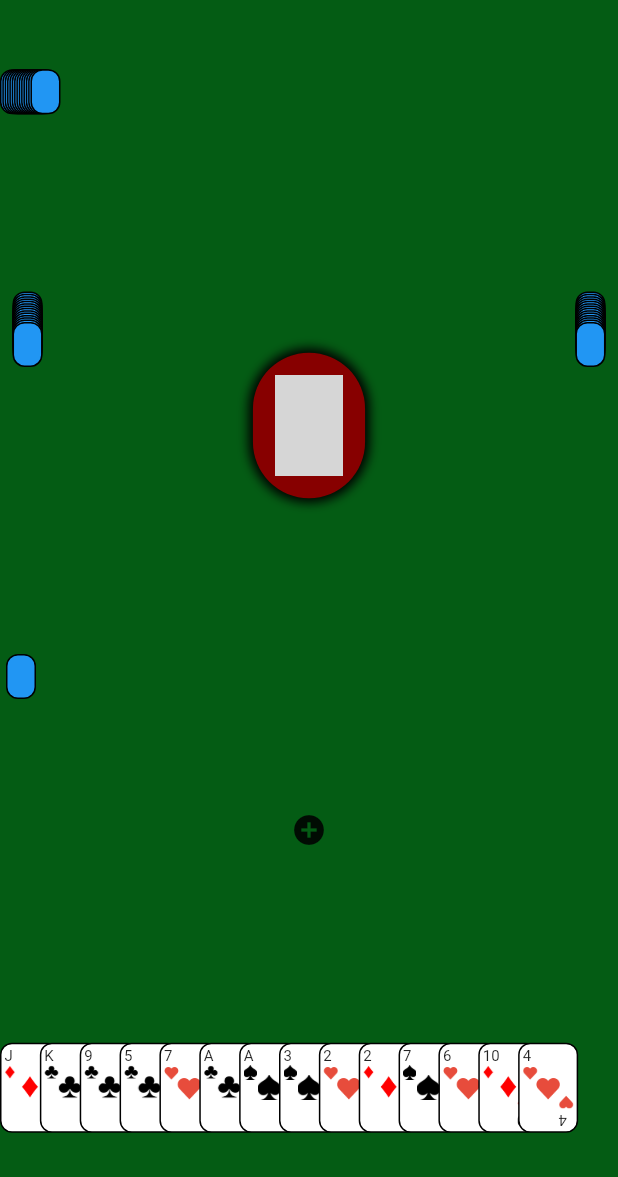
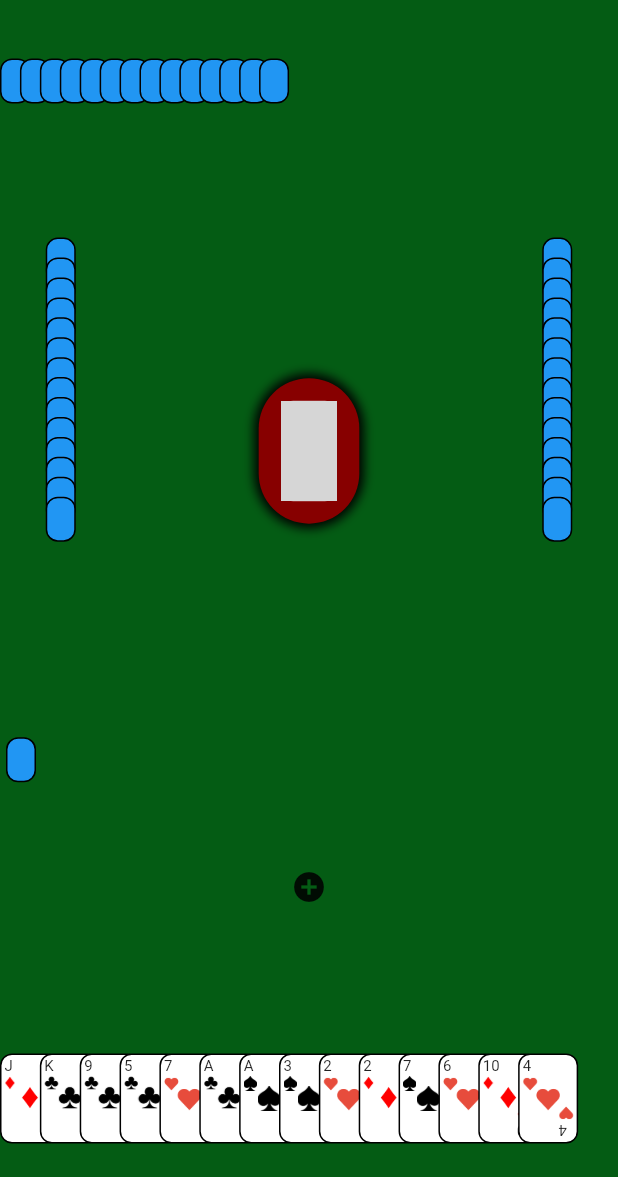
Before and after one commit to alnah005/Konkan, a Flutter app: the screen it shows after launch, on a phone screen of 412 x 824 dp, the part 59-1236 px from its top. Run offline on Flutter 3.47's test engine with Material 2 defaults, Android fonts, the phone set to English and light mode, and no system bars; network calls fail; grey boxes are pictures that could not be loaded.

Commit message:
now settings are more general for other phones

```diff
--- a/lib/pages/game_screen.dart
+++ b/lib/pages/game_screen.dart
@@ -104,7 +104,7 @@ class _GameScreenState extends State<GameScreen> {
         mainAxisAlignment: MainAxisAlignment.spaceAround,
         children: <Widget>[
           Flexible(
-            flex: 4,
+            flex: 5,
             fit: FlexFit.loose,
             child: _getPlayerColumn(playersList[1].cards, CardList.P2),
           ),
@@ -130,7 +130,7 @@ class _GameScreenState extends State<GameScreen> {
             ),
           ),
           Flexible(
-            flex: 10,
+            flex: 20,
             fit: FlexFit.loose,
             child: Container(
               child: Row(
@@ -142,10 +142,10 @@ class _GameScreenState extends State<GameScreen> {
                     child: _getPlayerColumn(playersList[0].cards, CardList.P1),
                   ),
                   Flexible(
-                    flex: 7,
+                    flex: 15,
                     fit: FlexFit.loose,
                     child: Container(
-                      child: Row(
+                      child: Column(
                         mainAxisAlignment: MainAxisAlignment.center,
                         children: _getSetListFromIndex(CardList.P1)
                                     .expand((i) => i)
@@ -165,10 +165,10 @@ class _GameScreenState extends State<GameScreen> {
                   Flexible(
                       flex: 7, fit: FlexFit.loose, child: _buildFinalDecks()),
                   Flexible(
-                    flex: 7,
+                    flex: 15,
                     fit: FlexFit.loose,
                     child: Container(
-                      child: Row(
+                      child: Column(
                         mainAxisAlignment: MainAxisAlignment.spaceAround,
                         children: _getSetListFromIndex(CardList.P3)
                                     .expand((i) => i)
@@ -311,6 +311,7 @@ class _GameScreenState extends State<GameScreen> {
 
               while (currentTurn.isAI) {
                 currentTurn.cards.shuffle();
+                _handleSetCards(currentTurn);
 
                 /// in the commented line below, I tried to add some time before
                 /// the AI makes a decision but it needs to have an asynchronous
--- a/lib/widgets/card_column.dart
+++ b/lib/widgets/card_column.dart
@@ -34,10 +34,14 @@ class _CardColumnState extends State<CardColumn> {
   @override
   Widget build(BuildContext context) {
     double width = MediaQuery.of(context).size.width;
+    double height = MediaQuery.of(context).size.height;
     double optimalTranslation = (width - 40) / 14;
     translation = widget.columnIndex == CardList.P4
         ? optimalTranslation
-        : optimalTranslation / 17;
+        : optimalTranslation / 2;
+    translation = !_horizontal()
+        ? height < width ? translation / 8.5 : translation
+        : translation;
     return Container(
       width: _horizontal()
           ? double.infinity
```
Also changed, not shown: lib/models/player.dart (+27 -3 lines).
